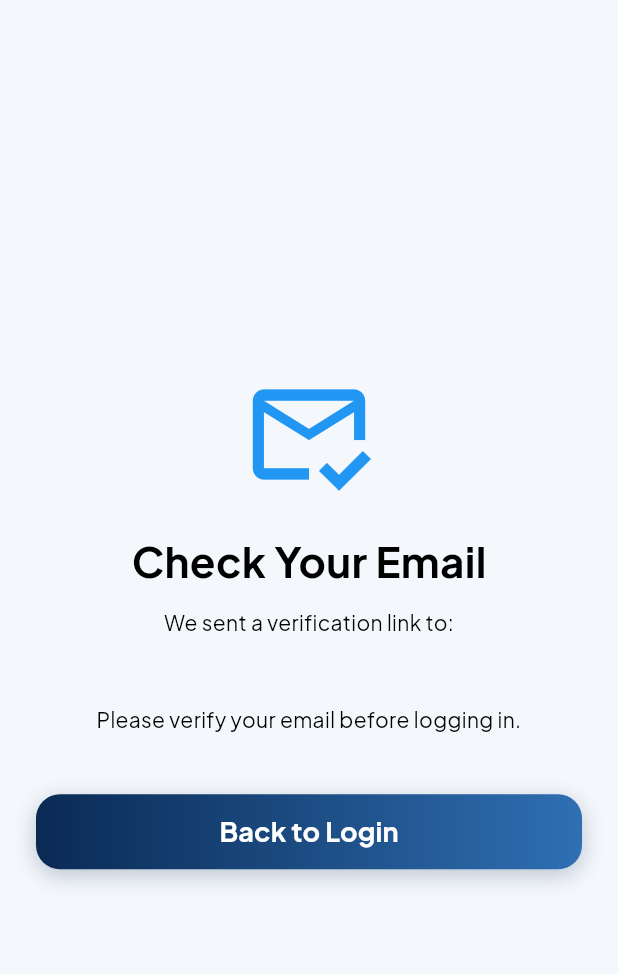
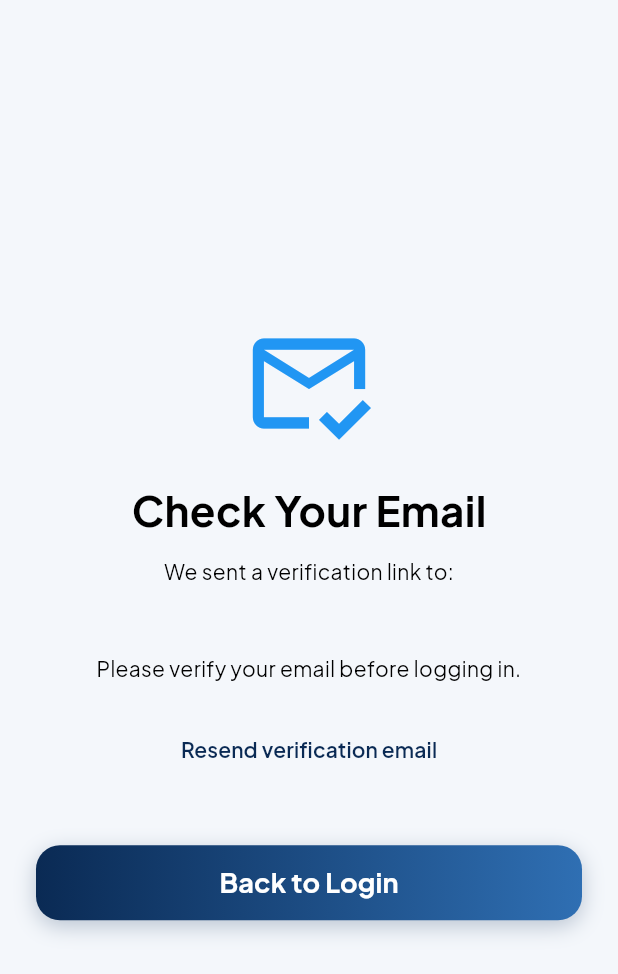
Before and after one commit to Zain-Nhlawy/project1_flutter_repo, a Flutter app: the VerifyEmailScreen screen opened directly with empty values, on a phone screen of 412 x 824 dp. Shown: the top 974 px of the screen. Run offline on Flutter 3.47's test engine with Material 3 defaults, Android fonts, the phone set to English and light mode, and no system bars; our stand-ins replace app_links, dartz, dio, flutter_bloc, flutter_dotenv, flutter_secure_storage and 4 more; missing offline and left inert: media_kit, media_kit_video; accounts and stored records are empty.

Commit message:
linking resend email + fixing errors

```diff
--- a/lib/core/di/service_locator.dart
+++ b/lib/core/di/service_locator.dart
@@ -12,6 +12,7 @@ import 'package:project1/features/auth/domain/use_case/google_login_usecase.dart
 import 'package:project1/features/auth/domain/use_case/register_usecase.dart';
 import 'package:project1/features/auth/domain/use_case/login_usecase.dart';
 import 'package:project1/features/auth/domain/use_case/logout_usecase.dart';
+import 'package:project1/features/auth/domain/use_case/resend_verification_email_usecase.dart';
 import 'package:project1/features/auth/domain/use_case/reset_password_usecase.dart';
 import 'package:project1/features/auth/domain/use_case/verify_email_usecase.dart';
 import 'package:project1/features/auth/presentation/cubit/auth_cubit.dart';
@@ -64,6 +65,7 @@ void setupDI() {
   getIt.registerLazySingleton(() => ResetPasswordUseCase(getIt<AuthRepository>()));
   getIt.registerLazySingleton(() => ChangePasswordUseCase(getIt<AuthRepository>()),);
   getIt.registerLazySingleton(() => GoogleLoginUseCase(getIt()),);
+  getIt.registerLazySingleton(() => ResendVerificationEmailUseCase(getIt()),);
   //cubit
   getIt.registerFactory(
     () => AuthCubit(
@@ -75,6 +77,7 @@ void setupDI() {
       resetPasswordUseCase: getIt<ResetPasswordUseCase>(),
       changePasswordUseCase: getIt<ChangePasswordUseCase>(),
       googleLoginUseCase: getIt<GoogleLoginUseCase>(),
+      resendVerificationEmailUseCase: getIt<ResendVerificationEmailUseCase>(),
     ),
   );
   ////////////////////Auth////////////////////
--- a/lib/features/auth/data/data_sources/auth_remote_datasource.dart
+++ b/lib/features/auth/data/data_sources/auth_remote_datasource.dart
@@ -21,6 +21,15 @@ class AuthRemoteDataSource {
     );
     return res.data['message'];
   }
+
+  Future<String> resendVerificationEmail(String email) async {
+  final res = await dioClient.dio.post(
+    '/authentication/resend-verification-email',
+    data: {'email': email},
+  );
+
+  return res.data['message'] ?? 'Success';
+}
 
   Future<Map<String, dynamic>> login(Map<String, dynamic> body) async {
     final res = await dioClient.dio.post(
--- a/lib/features/auth/data/repository/auth_repository_impl.dart
+++ b/lib/features/auth/data/repository/auth_repository_impl.dart
@@ -19,6 +19,11 @@ class AuthRepositoryImpl implements AuthRepository {
   Future<String> verifyEmail(String token) {
     return remote.verifyEmail(token);
   }
+
+  @override
+Future<String> resendVerificationEmail(String email) {
+  return remote.resendVerificationEmail(email);
+}
 
   @override
   Future<UserEntity> login(Map<String, dynamic> body) async {
--- a/lib/features/auth/domain/repository/auth_repository.dart
+++ b/lib/features/auth/domain/repository/auth_repository.dart
@@ -3,6 +3,7 @@ import '../entities/user_entity.dart';
 abstract class AuthRepository {
   Future<String> register(Map<String, dynamic> body);
   Future<String> verifyEmail(String token);
+  Future<String> resendVerificationEmail(String email);
   Future<UserEntity> login(Map<String, dynamic> body);
   Future<String> forgotPassword(Map<String, dynamic> body);
   Future<String> resetPassword(Map<String, dynamic> body);
--- /dev/null
+++ b/lib/features/auth/domain/use_case/resend_verification_email_usecase.dart
@@ -0,0 +1,11 @@
+import '../repository/auth_repository.dart';
+
+class ResendVerificationEmailUseCase {
+  final AuthRepository repository;
+
+  ResendVerificationEmailUseCase(this.repository);
+
+  Future<String> call(String email) {
+    return repository.resendVerificationEmail(email);
+  }
+}
--- a/lib/features/auth/presentation/cubit/auth_cubit.dart
+++ b/lib/features/auth/presentation/cubit/auth_cubit.dart
@@ -4,6 +4,7 @@ import 'package:project1/features/auth/domain/use_case/forgot_password_usecase.d
 import 'package:project1/features/auth/domain/use_case/login_usecase.dart';
 import 'package:project1/features/auth/domain/use_case/logout_usecase.dart';
 import 'package:project1/features/auth/domain/use_case/register_usecase.dart';
+import 'package:project1/features/auth/domain/use_case/resend_verification_email_usecase.dart';
 import 'package:project1/features/auth/domain/use_case/reset_password_usecase.dart';
 import 'package:project1/features/auth/domain/use_case/verify_email_usecase.dart';
 import 'package:google_sign_in/google_sign_in.dart';
@@ -20,6 +21,7 @@ class AuthCubit extends Cubit<AuthState> {
   final ResetPasswordUseCase resetPasswordUseCase;
   final ChangePasswordUseCase changePasswordUseCase;
   final GoogleLoginUseCase googleLoginUseCase;
+  final ResendVerificationEmailUseCase resendVerificationEmailUseCase;
 
   AuthCubit({
     required this.registerUseCase,
@@ -30,6 +32,7 @@ class AuthCubit extends Cubit<AuthState> {
     required this.resetPasswordUseCase,
     required this.changePasswordUseCase,
     required this.googleLoginUseCase,
+    required this.resendVerificationEmailUseCase,
   }) : super(AuthInitial());
 
   Future<void> register(Map<String, dynamic> body) async {
@@ -144,4 +147,18 @@ Future<void> loginWithGoogle() async {
     emit(AuthError(e.toString()));
   }
 }
+
+Future<void> resendVerificationEmail(String email) async {
+  emit(AuthLoading());
+
+  try {
+    final message =
+        await resendVerificationEmailUseCase(email);
+
+    emit(ResendVerificationEmailSuccess(message));
+  } catch (e) {
+    emit(AuthError(e.toString()));
+  }
 }
+
+}
--- a/lib/features/auth/presentation/cubit/auth_state.dart
+++ b/lib/features/auth/presentation/cubit/auth_state.dart
@@ -30,6 +30,12 @@ class VerifyEmailSuccess extends AuthState {
   const VerifyEmailSuccess(this.message);
 }
 
+class ResendVerificationEmailSuccess extends AuthState {
+  final String message;
+
+  const ResendVerificationEmailSuccess(this.message);
+}
+
 class ForgotPasswordSuccess extends AuthState {
   final String message;
 
--- a/lib/features/auth/presentation/pages/verify_email_screen.dart
+++ b/lib/features/auth/presentation/pages/verify_email_screen.dart
@@ -1,6 +1,9 @@
 import 'package:flutter/material.dart';
+import 'package:flutter_bloc/flutter_bloc.dart';
 import 'package:project1/config/theme/app_colors.dart';
 import 'package:project1/config/theme/app_text_styles.dart';
+import 'package:project1/features/auth/presentation/cubit/auth_cubit.dart';
+import 'package:project1/features/auth/presentation/cubit/auth_state.dart';
 import 'package:project1/features/auth/presentation/pages/login_screen.dart';
 import 'package:project1/l10n/app_localizations.dart';
 
@@ -16,9 +19,30 @@ class VerifyEmailScreen extends StatelessWidget {
   Widget build(BuildContext context) {
     final localizations = AppLocalizations.of(context)!;
 
-    return Scaffold(
+    return BlocListener<AuthCubit, AuthState>(
+      listener: (context, state) {
+        if (state is ResendVerificationEmailSuccess) {
+          ScaffoldMessenger.of(context).showSnackBar(
+            SnackBar(content: Text(state.message)),
+          );
+        }
+        if (state is AuthError) {
+          ScaffoldMessenger.of(context).showSnackBar(
+            SnackBar(content: Text(state.message)),
+          );
+        }
+      },
+      child: Scaffold(
         backgroundColor: AppColors.background,
         body: SafeArea(
+          child: SingleChildScrollView(
+            child: ConstrainedBox(
+              constraints: BoxConstraints(
+                minHeight: MediaQuery.of(context).size.height -
+                    MediaQuery.of(context).padding.top -
+                    MediaQuery.of(context).padding.bottom,
+              ),
+              child: IntrinsicHeight(
                 child: Padding(
                   padding: const EdgeInsets.all(24),
                   child: Column(
@@ -52,6 +76,36 @@ class VerifyEmailScreen extends StatelessWidget {
                         textAlign: TextAlign.center,
                         style: AppTextStyles.bodyMedium,
                       ),
+                      const SizedBox(height: 20),
+                      BlocBuilder<AuthCubit, AuthState>(
+                        builder: (context, state) {
+                          final isLoading = state is AuthLoading;
+                          return TextButton(
+                            onPressed: isLoading
+                                ? null
+                                : () {
+                                    context
+                                        .read<AuthCubit>()
+                                        .resendVerificationEmail(email);
+                                  },
+                            child: isLoading
+                                ? const SizedBox(
+                                    width: 18,
+                                    height: 18,
+                                    child: CircularProgressIndicator(
+                                      strokeWidth: 2,
+                                    ),
+                                  )
+                                : Text(
+                                    localizations.resendVerificationEmail,
+                                    style: AppTextStyles.bodyMedium.copyWith(
+                                      color: AppColors.primary,
+                                      fontWeight: FontWeight.w600,
+                                    ),
+                                  ),
+                          );
+                        },
+                      ),
                       const SizedBox(height: 40),
                       SizedBox(
                         width: double.infinity,
@@ -72,7 +126,9 @@ class VerifyEmailScreen extends StatelessWidget {
                             onPressed: () {
                               Navigator.pushAndRemoveUntil(
                                 context,
-                        MaterialPageRoute(builder: (_) => const LoginScreen()),
+                                MaterialPageRoute(
+                                  builder: (_) => const LoginScreen(),
+                                ),
                                 (route) => false,
                               );
                             },
@@ -100,6 +156,10 @@ class VerifyEmailScreen extends StatelessWidget {
                   ),
                 ),
               ),
+            ),
+          ),
+        ),
+      ),
     );
   }
 }
--- a/lib/l10n/app_ar.arb
+++ b/lib/l10n/app_ar.arb
@@ -120,5 +120,7 @@
 "passwordsDoNotMatch": "كلمتا المرور غير متطابقتين",
 "security": "الأمان",
 "twoFactorAuth": "المصادقة الثنائية",
-"extraSecurityLayer": "إضافة طبقة أمان إضافية"
+"extraSecurityLayer": "إضافة طبقة أمان إضافية",
+"resendVerificationEmail": "إعادة إرسال رابط التحقق",
+"didntReceiveEmail": "لم يصلك البريد الإلكتروني؟"
 }
--- a/lib/l10n/app_en.arb
+++ b/lib/l10n/app_en.arb
@@ -146,6 +146,8 @@
 "passwordsDoNotMatch": "Passwords do not match",
 "security": "Security",
 "twoFactorAuth": "Two-Factor Authentication",
-"extraSecurityLayer": "Add an extra layer of security"
+"extraSecurityLayer": "Add an extra layer of security",
+"resendVerificationEmail": "Resend verification email",
+"didntReceiveEmail": "Didn't receive the email?"
 
 }
--- a/lib/l10n/app_localizations.dart
+++ b/lib/l10n/app_localizations.dart
@@ -697,6 +697,18 @@ abstract class AppLocalizations {
   /// In en, this message translates to:
   /// **'Add an extra layer of security'**
   String get extraSecurityLayer;
+
+  /// No description provided for @resendVerificationEmail.
+  ///
+  /// In en, this message translates to:
+  /// **'Resend verification email'**
+  String get resendVerificationEmail;
+
+  /// No description provided for @didntReceiveEmail.
+  ///
+  /// In en, this message translates to:
+  /// **'Didn\'t receive the email?'**
+  String get didntReceiveEmail;
 }
 
 class _AppLocalizationsDelegate
--- a/lib/l10n/app_localizations_ar.dart
+++ b/lib/l10n/app_localizations_ar.dart
@@ -320,4 +320,10 @@ class AppLocalizationsAr extends AppLocalizations {
 
   @override
   String get extraSecurityLayer => 'إضافة طبقة أمان إضافية';
+
+  @override
+  String get resendVerificationEmail => 'إعادة إرسال رابط التحقق';
+
+  @override
+  String get didntReceiveEmail => 'لم يصلك البريد الإلكتروني؟';
 }
--- a/lib/l10n/app_localizations_en.dart
+++ b/lib/l10n/app_localizations_en.dart
@@ -319,4 +319,10 @@ class AppLocalizationsEn extends AppLocalizations {
 
   @override
   String get extraSecurityLayer => 'Add an extra layer of security';
+
+  @override
+  String get resendVerificationEmail => 'Resend verification email';
+
+  @override
+  String get didntReceiveEmail => 'Didn\'t receive the email?';
 }
```
Also changed, not shown: lib/features/auth/presentation/pages/signup_screen.dart (line endings or trailing spaces), 1 other file. Lines whose indentation alone changed are shown as unchanged.
